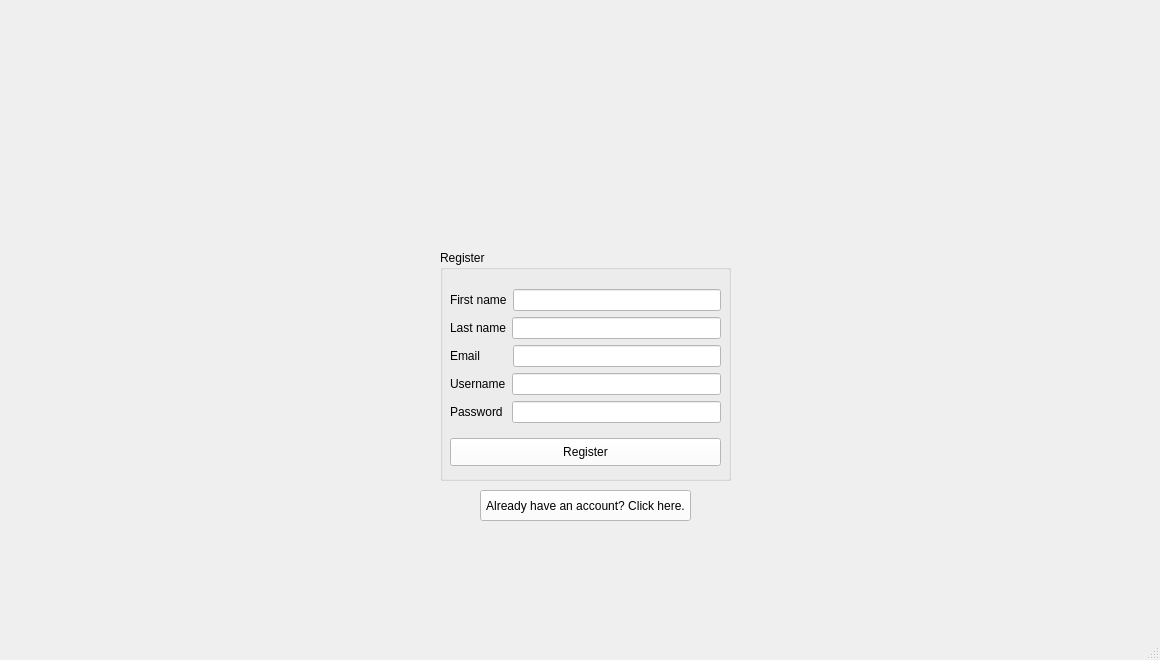
Old version of the form brainstorm/brainstorm/forms/mainWindow.ui in the repository codingburgas/school-project-assignment-codex.
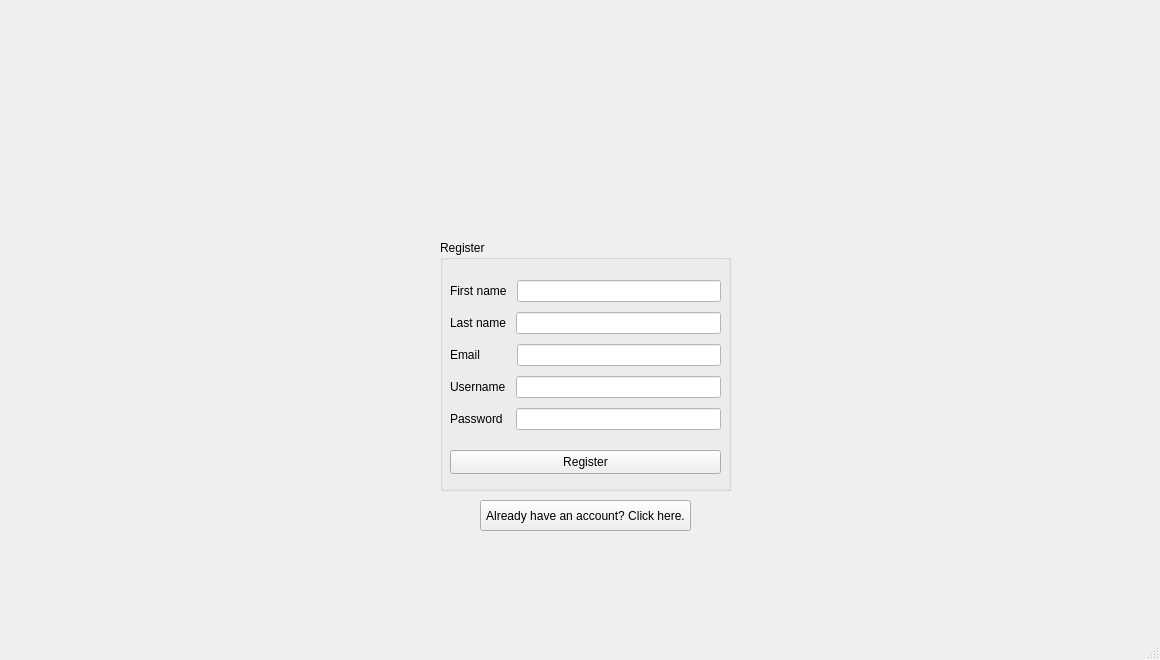
New version of the form. Icons and pictures are not drawn.

Commit message: Update mainWindow and loggedInWindow

Diff of the .ui file:
```diff
--- a/brainstorm/brainstorm/forms/mainWindow.ui
+++ b/brainstorm/brainstorm/forms/mainWindow.ui
@@ -24,7 +24,7 @@
       <x>420</x>
       <y>190</y>
       <width>331</width>
-      <height>301</height>
+      <height>311</height>
      </rect>
     </property>
     <property name="currentIndex">
@@ -35,9 +35,9 @@
       <property name="geometry">
        <rect>
         <x>20</x>
-        <y>60</y>
+        <y>50</y>
         <width>291</width>
-        <height>231</height>
+        <height>251</height>
        </rect>
       </property>
       <property name="title">
@@ -49,10 +49,13 @@
          <x>10</x>
          <y>30</y>
          <width>271</width>
-         <height>196</height>
+         <height>214</height>
         </rect>
        </property>
        <layout class="QVBoxLayout" name="verticalLayout_2">
+        <property name="spacing">
+         <number>10</number>
+        </property>
         <item>
          <layout class="QVBoxLayout" name="verticalLayout">
           <item>
@@ -160,10 +163,60 @@
         </item>
         <item>
          <widget class="QPushButton" name="pushButtonRegister">
+          <property name="sizePolicy">
+           <sizepolicy hsizetype="Minimum" vsizetype="Fixed">
+            <horstretch>0</horstretch>
+            <verstretch>120</verstretch>
+           </sizepolicy>
+          </property>
+          <property name="minimumSize">
+           <size>
+            <width>0</width>
+            <height>24</height>
+           </size>
+          </property>
+          <property name="cursor">
+           <cursorShape>PointingHandCursor</cursorShape>
+          </property>
+          <property name="whatsThis">
+           <string>&lt;html&gt;&lt;head/&gt;&lt;body&gt;&lt;p&gt;&lt;span style=&quot; font-size:14pt;&quot;&gt;&lt;br/&gt;&lt;/span&gt;&lt;/p&gt;&lt;p&gt;&lt;span style=&quot; font-size:14pt;&quot;&gt;Register&lt;/span&gt;&lt;/p&gt;&lt;/body&gt;&lt;/html&gt;</string>
+          </property>
           <property name="styleSheet">
-           <string notr="true">height: 20;
-color: black;
-background-color: white;</string>
+           <string notr="true">QButton {
+    background-color: darkgray;
+    color: black;
+    font-weight: bold;
+    height: 20px; /* Set the height to 30 pixels */
+}
+
+QButton:hover {
+    background-color: lightgray; 
+    color: gray; 
+}
+ QColor darkGray(53, 53, 53);
+    QColor gray(128, 128, 128);
+    QColor black(25, 25, 25);
+    QColor blue(42, 130, 218);
+
+    QPalette darkPalette;
+    darkPalette.setColor(QPalette::Window, darkGray);
+    darkPalette.setColor(QPalette::WindowText, Qt::white);
+    darkPalette.setColor(QPalette::Base, black);
+    darkPalette.setColor(QPalette::AlternateBase, darkGray);
+    darkPalette.setColor(QPalette::ToolTipBase, blue);
+    darkPalette.setColor(QPalette::ToolTipText, Qt::white);
+    darkPalette.setColor(QPalette::Text, Qt::white);
+    darkPalette.setColor(QPalette::Button, darkGray);
+    darkPalette.setColor(QPalette::ButtonText, Qt::white);
+    darkPalette.setColor(QPalette::Link, blue);
+    darkPalette.setColor(QPalette::Highlight, blue);
+    darkPalette.setColor(QPalette::HighlightedText, Qt::black);
+
+    darkPalette.setColor(QPalette::Active, QPalette::Button, gray.darker());
+    darkPalette.setColor(QPalette::Disabled, QPalette::ButtonText, gray);
+    darkPalette.setColor(QPalette::Disabled, QPalette::WindowText, gray);
+    darkPalette.setColor(QPalette::Disabled, QPalette::Text, gray);
+    darkPalette.setColor(QPalette::Disabled, QPalette::Light, darkGray);</string>
           </property>
           <property name="text">
            <string>Register</string>
@@ -321,14 +374,48 @@
      <property name="geometry">
       <rect>
        <x>90</x>
-       <y>350</y>
+       <y>360</y>
        <width>211</width>
        <height>31</height>
       </rect>
      </property>
      <property name="styleSheet">
-      <string notr="true">color: black;
-background-color: white;</string>
+      <string notr="true">QButton {
+    border-radius: 40px;
+    background-color: darkgray;
+    color: black;
+    font-weight: bold;
+    height: 25px; /* Set the height to 50 pixels */
+}
+QButton:hover {
+    background-color: lightgray; 
+    color: gray; 
+}
+ QColor darkGray(53, 53, 53);
+    QColor gray(128, 128, 128);
+    QColor black(25, 25, 25);
+    QColor blue(42, 130, 218);
+
+    QPalette darkPalette;
+    darkPalette.setColor(QPalette::Window, darkGray);
+    darkPalette.setColor(QPalette::WindowText, Qt::white);
+    darkPalette.setColor(QPalette::Base, black);
+    darkPalette.setColor(QPalette::AlternateBase, darkGray);
+    darkPalette.setColor(QPalette::ToolTipBase, blue);
+    darkPalette.setColor(QPalette::ToolTipText, Qt::white);
+    darkPalette.setColor(QPalette::Text, Qt::white);
+    darkPalette.setColor(QPalette::Button, darkGray);
+    darkPalette.setColor(QPalette::ButtonText, Qt::white);
+    darkPalette.setColor(QPalette::Link, blue);
+    darkPalette.setColor(QPalette::Highlight, blue);
+    darkPalette.setColor(QPalette::HighlightedText, Qt::black);
+
+    darkPalette.setColor(QPalette::Active, QPalette::Button, gray.darker());
+    darkPalette.setColor(QPalette::Disabled, QPalette::ButtonText, gray);
+    darkPalette.setColor(QPalette::Disabled, QPalette::WindowText, gray);
+    darkPalette.setColor(QPalette::Disabled, QPalette::Text, gray);
+    darkPalette.setColor(QPalette::Disabled, QPalette::Light, darkGray);
+</string>
      </property>
      <property name="text">
       <string>Already have an account? Click here.</string>
```
Left out of the diff: 54 changed lines with no effect on the pictures. The commit also changes 581 other files.
